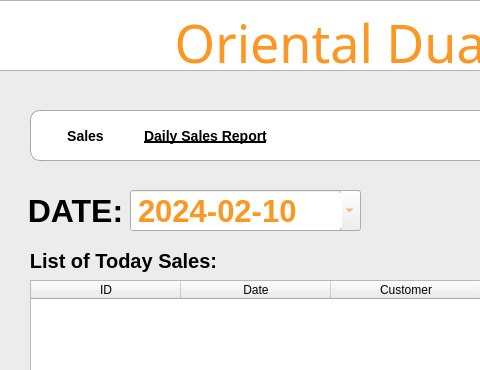
Before: the Qt Designer form Project SE/ui/reportscreen2.ui in Patatims/CCSFEN2_Project, drawn with Qt 5; both pictures show x 130 to 610 and y 0 to 370 of the 1200 by 801 pixel window.
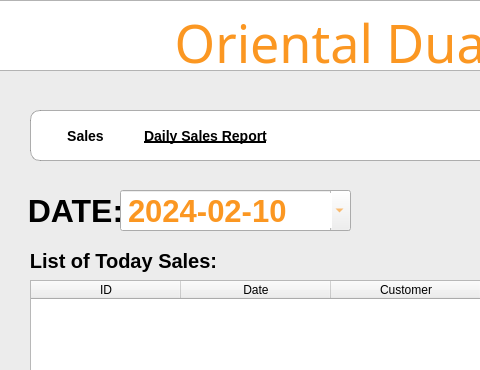
After: the same form once the commit is applied. Icons and pictures are not drawn.

Diff of the .ui file:
```diff
--- a/Project SE/ui/reportscreen2.ui
+++ b/Project SE/ui/reportscreen2.ui
@@ -775,7 +775,7 @@
    <widget class="QDateEdit" name="dateEdit">
     <property name="geometry">
      <rect>
-      <x>260</x>
+      <x>250</x>
       <y>190</y>
       <width>231</width>
       <height>41</height>
```
